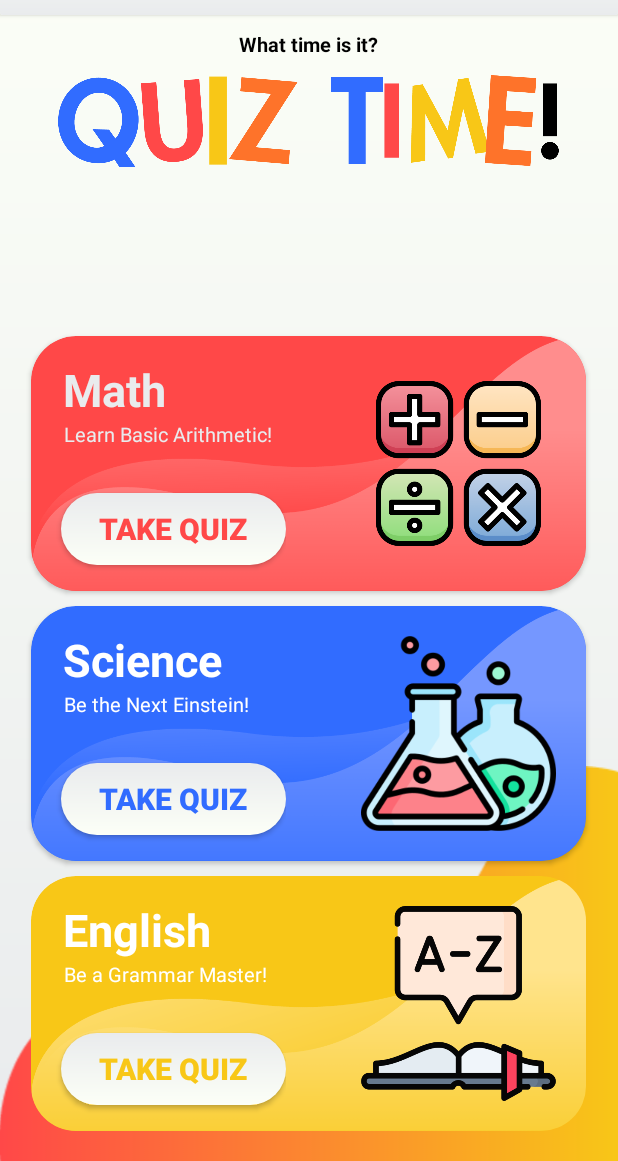
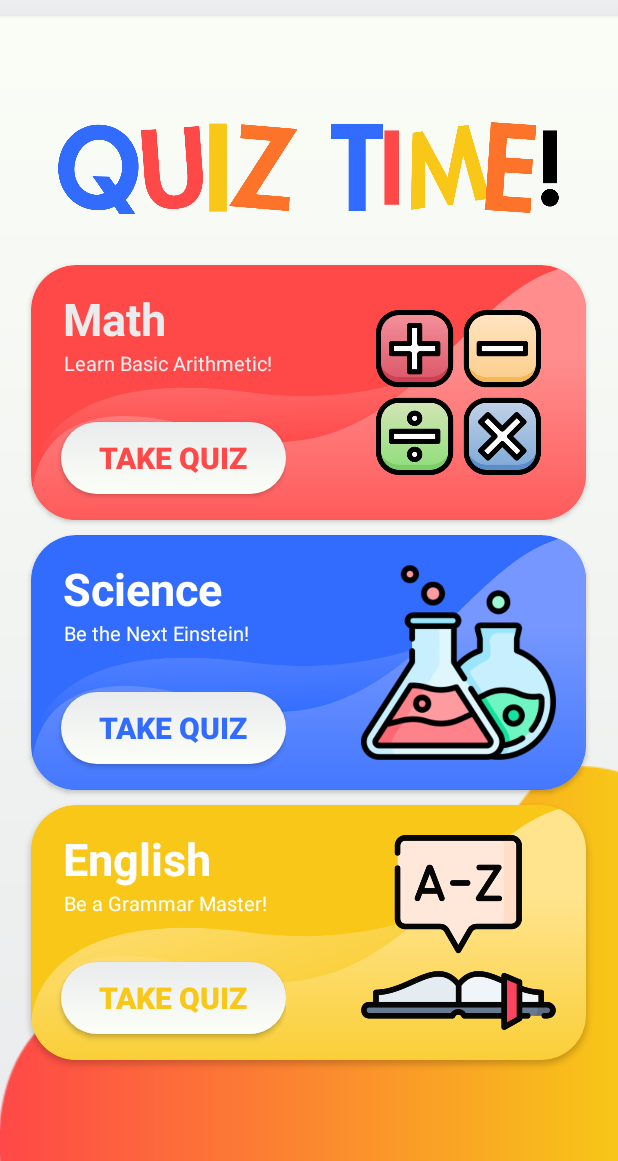
Before and after one commit to Zeerooo-dev/Learnify, an Android app: the main screen opened directly, with no data from a screen before it, on a phone screen of 412 x 824 dp, the part 75-1236 px from its top. Run offline under Robolectric (Android 15) with nearby library versions, the phone set to English and light mode, and no system bars.

Commit message:
minor changes for margins and layout gravity

```diff
--- a/app/src/main/res/layout/main.xml
+++ b/app/src/main/res/layout/main.xml
@@ -70,23 +70,12 @@
 
     </androidx.cardview.widget.CardView>
 
-    <TextView
-        android:layout_width="wrap_content"
-        android:layout_height="wrap_content"
-        android:layout_gravity="top|center_horizontal"
-        android:gravity="center_horizontal|center_vertical"
-        android:layout_marginTop="70dp"
-        android:text="What time is it?"
-        android:textStyle="bold"
-        android:textColor="@color/black"
-        android:textSize="13sp"/>
-
     <ImageView
         android:layout_width="350dp"
         android:layout_height="61dp"
-        android:layout_gravity="top|center_horizontal"
+        android:layout_gravity="center|center_horizontal"
         android:gravity="center_horizontal|center_vertical"
-        android:layout_marginTop="100dp"
+        android:layout_marginBottom="250dp"
         android:src="@drawable/quiztime"/>
 
 
@@ -94,8 +83,8 @@
         android:id="@+id/l_mathtile"
         android:layout_width="370dp"
         android:layout_height="170dp"
-        android:layout_gravity="bottom|center_horizontal"
-        android:layout_marginBottom="380dp"
+        android:layout_gravity="center|center_horizontal"
+        android:layout_marginBottom="100dp"
         app:cardBackgroundColor="@color/red"
         app:cardCornerRadius="30dp">
 
@@ -166,8 +155,8 @@
     <androidx.cardview.widget.CardView
         android:layout_width="370dp"
         android:layout_height="170dp"
-        android:layout_gravity="bottom|center_horizontal"
-        android:layout_marginBottom="200dp"
+        android:layout_gravity="center|center_horizontal"
+        android:layout_marginTop="80dp"
         app:cardBackgroundColor="@color/blue2"
         app:cardCornerRadius="30dp">
 
@@ -233,8 +222,8 @@
     <androidx.cardview.widget.CardView
         android:layout_width="370dp"
         android:layout_height="170dp"
-        android:layout_gravity="bottom|center_horizontal"
-        android:layout_marginBottom="20dp"
+        android:layout_gravity="center|center_horizontal"
+        android:layout_marginTop="260dp"
         app:cardBackgroundColor="@color/yellow"
         app:cardCornerRadius="30dp">
 
```
